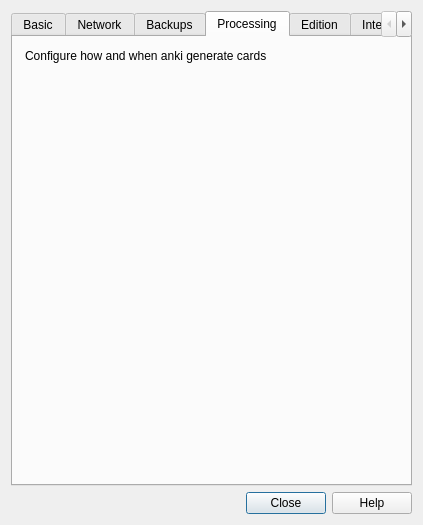
lovac42/anki, file designer/preferences.ui: the form before one commit.
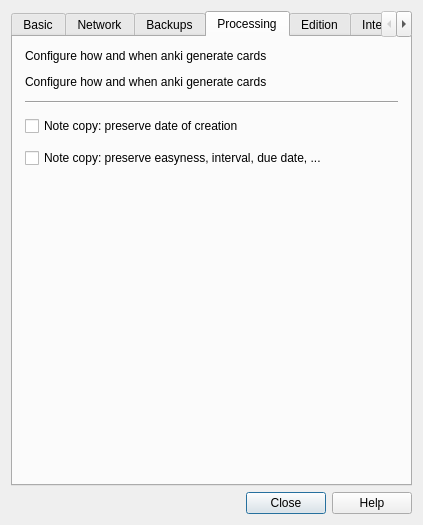
The form after the commit. The open tabs and pages were chosen to show the change.

Commit message: Copy note

Patch:
```diff
--- a/designer/preferences.ui
+++ b/designer/preferences.ui
@@ -459,6 +459,37 @@
          </property>
         </widget>
        </item>
+       <item>
+        <widget class="QLabel" name="label_12">
+         <property name="text">
+          <string>&lt;html&gt;&lt;head/&gt;&lt;body&gt;&lt;p&gt;Configure how and when anki generate cards&lt;/p&gt;&lt;/body&gt;&lt;/html&gt;</string>
+         </property>
+         <property name="wordWrap">
+          <bool>true</bool>
+         </property>
+        </widget>
+       </item>
+       <item>
+        <widget class="Line" name="line">
+         <property name="orientation">
+          <enum>Qt::Horizontal</enum>
+         </property>
+        </widget>
+       </item>
+       <item>
+        <widget class="QCheckBox" name="preserveCreation">
+         <property name="text">
+          <string>Note copy: preserve date of creation</string>
+         </property>
+        </widget>
+       </item>
+       <item>
+        <widget class="QCheckBox" name="preserveReviewInfo">
+         <property name="text">
+          <string>Note copy: preserve easyness, interval, due date, ...</string>
+         </property>
+        </widget>
+       </item>
        <item>
         <spacer name="verticalSpacer">
          <property name="orientation">
```
The commit also changes 17 other files.
